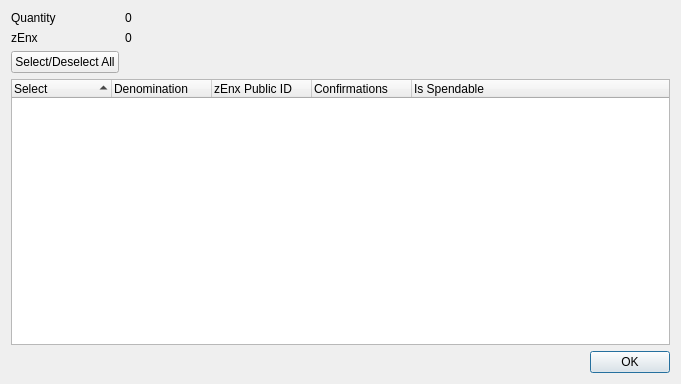
SmandeP/bib, file src/qt/forms/zdxdcontroldialog.ui: the form before one commit.
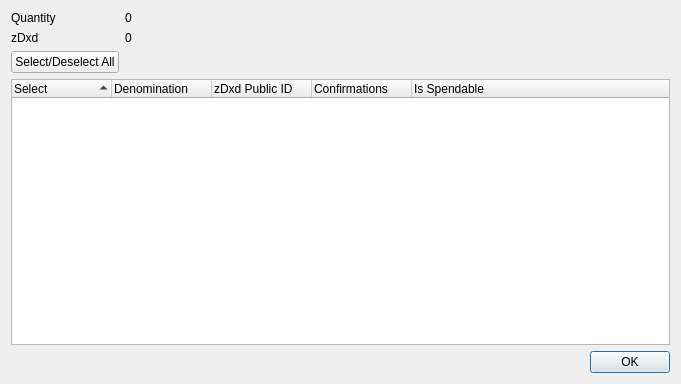
The form after the commit.

Patch:
```diff
--- a/src/qt/forms/zdxdcontroldialog.ui
+++ b/src/qt/forms/zdxdcontroldialog.ui
@@ -42,7 +42,7 @@
      <item row="1" column="0">
       <widget class="QLabel" name="labelZEnx">
        <property name="text">
-        <string>zEnx</string>
+        <string>zDxd</string>
        </property>
       </widget>
      </item>
@@ -96,7 +96,7 @@
        </column>
        <column>
         <property name="text">
-         <string notr="true">zEnx Public ID</string>
+         <string notr="true">zDxd Public ID</string>
         </property>
        </column>
        <column>
```
Left out of the diff: 14 changed lines with no effect on the pictures.
